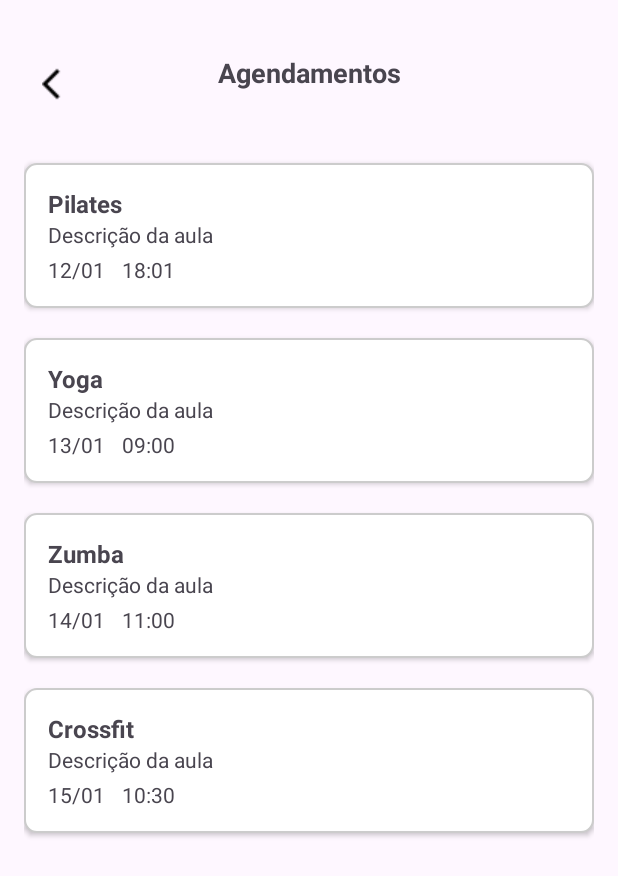
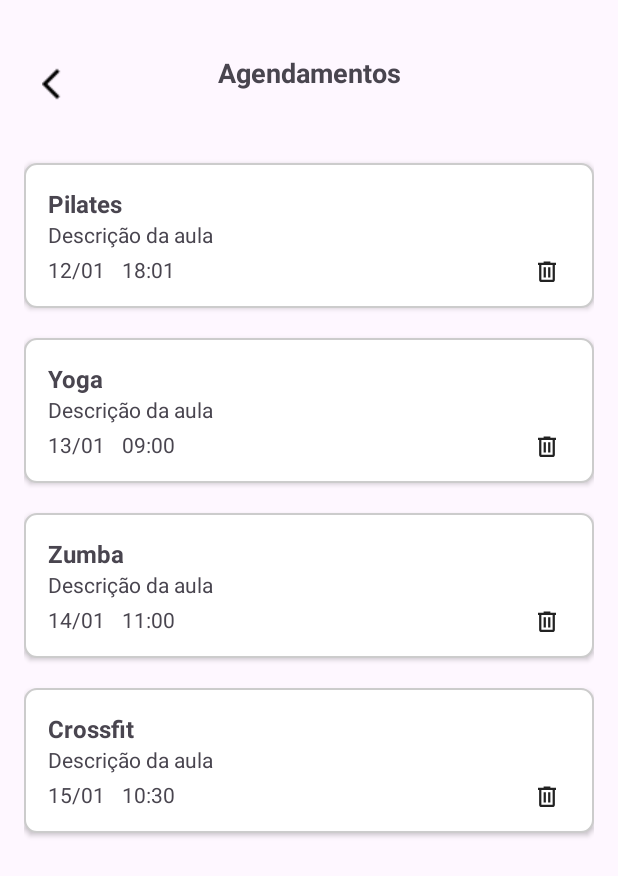
Before and after one commit to afgcor/uniforte, an Android app: the AgendamentosActivity screen opened directly, with no data from a screen before it, on a phone screen of 412 x 824 dp. Shown: the top 876 px of the screen. Run offline under Robolectric (Android 15) with nearby library versions, the phone set to English and light mode, and no system bars.

Commit message:
inserindo lixeira nos cards de agendamentos

```diff
--- /dev/null
+++ b/app/src/main/res/drawable/ic_delete.xml
@@ -0,0 +1,9 @@
+<vector xmlns:android="http://schemas.android.com/apk/res/android"
+    android:width="18dp"
+    android:height="19dp"
+    android:viewportWidth="18"
+    android:viewportHeight="19">
+  <path
+      android:pathData="M8.25,17.75C7.838,17.75 7.484,17.603 7.191,17.309C6.897,17.016 6.75,16.663 6.75,16.25V6.5H6V5H9.75V4.25H14.25V5H18V6.5H17.25V16.25C17.25,16.663 17.103,17.016 16.809,17.309C16.516,17.603 16.163,17.75 15.75,17.75H8.25ZM15.75,6.5H8.25V16.25H15.75V6.5ZM9.75,14.75H11.25V8H9.75V14.75ZM12.75,14.75H14.25V8H12.75V14.75Z"
+      android:fillColor="#222222"/>
+</vector>
--- a/app/src/main/res/layout/activity_agendamentos.xml
+++ b/app/src/main/res/layout/activity_agendamentos.xml
@@ -40,7 +40,8 @@
         app:layout_constraintEnd_toEndOf="parent"
         app:layout_constraintHorizontal_bias="0.0"
         app:layout_constraintStart_toStartOf="parent"
-        app:layout_constraintTop_toBottomOf="@id/textView">
+        app:layout_constraintTop_toBottomOf="@id/textView"
+        >
 
         <TextView
             android:id="@+id/tvTituloAula1"
@@ -76,6 +77,13 @@
                 android:layout_height="wrap_content"
                 android:layout_marginStart="8dp"
                 android:text=" 18:01" />
+
+            <TextView
+                android:id="@+id/ic_delete"
+                android:layout_width="254dp"
+                android:layout_height="match_parent"
+                android:drawableEnd="@drawable/ic_delete" />
+
         </LinearLayout>
     </LinearLayout>
 
@@ -127,6 +135,12 @@
                 android:layout_height="wrap_content"
                 android:layout_marginStart="8dp"
                 android:text=" 09:00" />
+
+            <TextView
+                android:id="@+id/ic_delete2"
+                android:layout_width="254dp"
+                android:layout_height="match_parent"
+                android:drawableEnd="@drawable/ic_delete" />
         </LinearLayout>
     </LinearLayout>
 
@@ -178,6 +192,12 @@
                 android:layout_height="wrap_content"
                 android:layout_marginStart="8dp"
                 android:text=" 11:00" />
+
+            <TextView
+                android:id="@+id/ic_delete3"
+                android:layout_width="254dp"
+                android:layout_height="match_parent"
+                android:drawableEnd="@drawable/ic_delete" />
         </LinearLayout>
     </LinearLayout>
 
@@ -229,6 +249,12 @@
                 android:layout_height="wrap_content"
                 android:layout_marginStart="8dp"
                 android:text=" 10:30" />
+
+            <TextView
+                android:id="@+id/ic_delete4"
+                android:layout_width="254dp"
+                android:layout_height="match_parent"
+                android:drawableEnd="@drawable/ic_delete" />
         </LinearLayout>
     </LinearLayout>
 
--- a/app/src/main/res/layout/activity_aulas_disponiveis.xml
+++ b/app/src/main/res/layout/activity_aulas_disponiveis.xml
@@ -6,7 +6,7 @@
     android:layout_height="match_parent"
     tools:context=".AulasDisponiveisActivity">
 
-    <!-- Título da Tela -->
+    <!-- Título -->
 
 
     <ImageButton
--- a/app/src/main/res/layout/activity_home_aluno.xml
+++ b/app/src/main/res/layout/activity_home_aluno.xml
@@ -103,6 +103,12 @@
                         android:layout_height="wrap_content"
                         android:text=" 18:01"
                         android:layout_marginStart="8dp" />
+
+                    <TextView
+                        android:id="@+id/ic_delete1"
+                        android:layout_width="254dp"
+                        android:layout_height="match_parent"
+                        android:drawableEnd="@drawable/ic_delete" />
                 </LinearLayout>
             </LinearLayout>
 
@@ -151,6 +157,12 @@
                         android:layout_height="wrap_content"
                         android:text=" 09:00"
                         android:layout_marginStart="8dp" />
+
+                    <TextView
+                        android:id="@+id/ic_delete2"
+                        android:layout_width="254dp"
+                        android:layout_height="match_parent"
+                        android:drawableEnd="@drawable/ic_delete" />
                 </LinearLayout>
             </LinearLayout>
 
```
